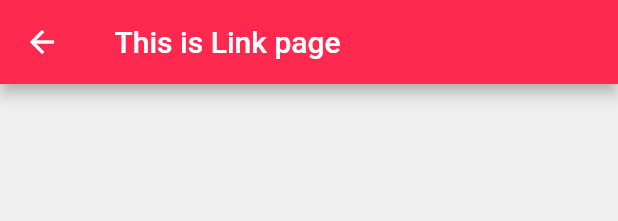
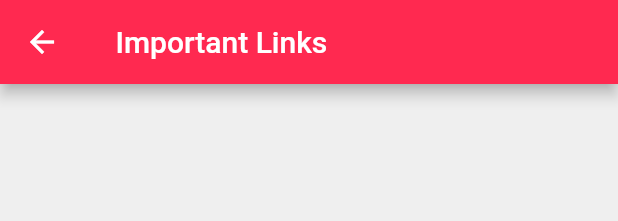
Before and after one commit to sagordev/learning-space, a Flutter app: the InfoBooth widget shown alone on an empty page, opened directly, after a tap on "Links", on a phone screen of 412 x 824 dp. Shown: the top 221 px of the screen. Run offline on Flutter 3.47's test engine with Material 2 defaults, Android fonts, the phone set to English and light mode, and no system bars.

Commit message:
this is my emergency commit.

```diff
--- a/lib/views/app/dashboard/tabs/infoBooth/info_booth.dart
+++ b/lib/views/app/dashboard/tabs/infoBooth/info_booth.dart
@@ -19,7 +19,7 @@ class InfoBooth extends StatelessWidget{
           text: "Notice",
           color: Colors.redAccent,
           onPressed: (){
-            Navigator.of(context).push(MaterialPageRoute(builder: (context)=> const Notice(title: " This is notice page")));
+            Navigator.of(context).push(MaterialPageRoute(builder: (context)=> const Notice(title: " Notices")));
           }
         ),
         getIconButton(
@@ -59,7 +59,7 @@ class InfoBooth extends StatelessWidget{
           text: "Emergency",
           color: Colors.lightGreen,
           onPressed: (){
-            Navigator.of(context).push(MaterialPageRoute(builder: (context) => const Emergency(title: "This is Emergency")));
+            Navigator.of(context).push(MaterialPageRoute(builder: (context) => const Emergency(title: "Emergency Contacts")));
           }
         ),
         getIconButton(
@@ -73,7 +73,7 @@ class InfoBooth extends StatelessWidget{
             text: "Links",
             color: Colors.purpleAccent,
             onPressed: (){
-              Navigator.of(context).push(MaterialPageRoute(builder: (context)=> const Links(title: " This is Link page")));
+              Navigator.of(context).push(MaterialPageRoute(builder: (context)=> const Links(title: " Important Links")));
             }
         )
       ],
```
Also changed, not shown: lib/views/app/dashboard/tabs/infoBooth/details/emergency.dart (+22 -4 lines).
